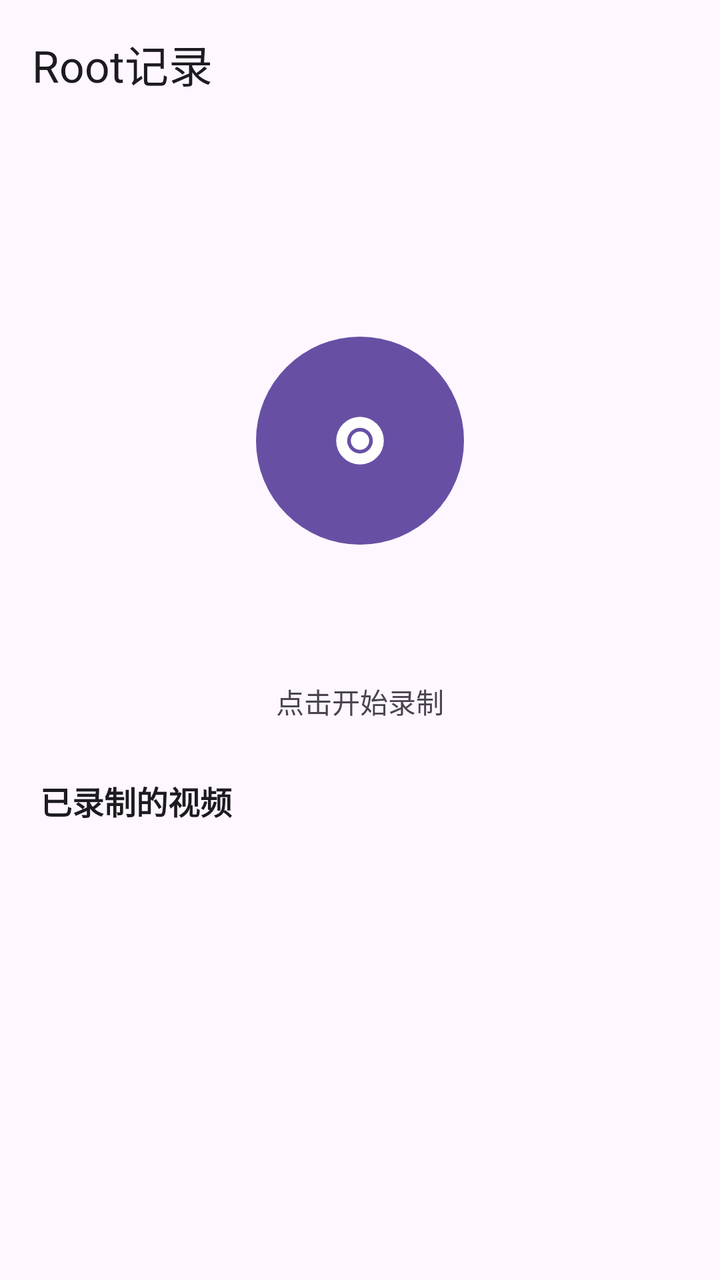
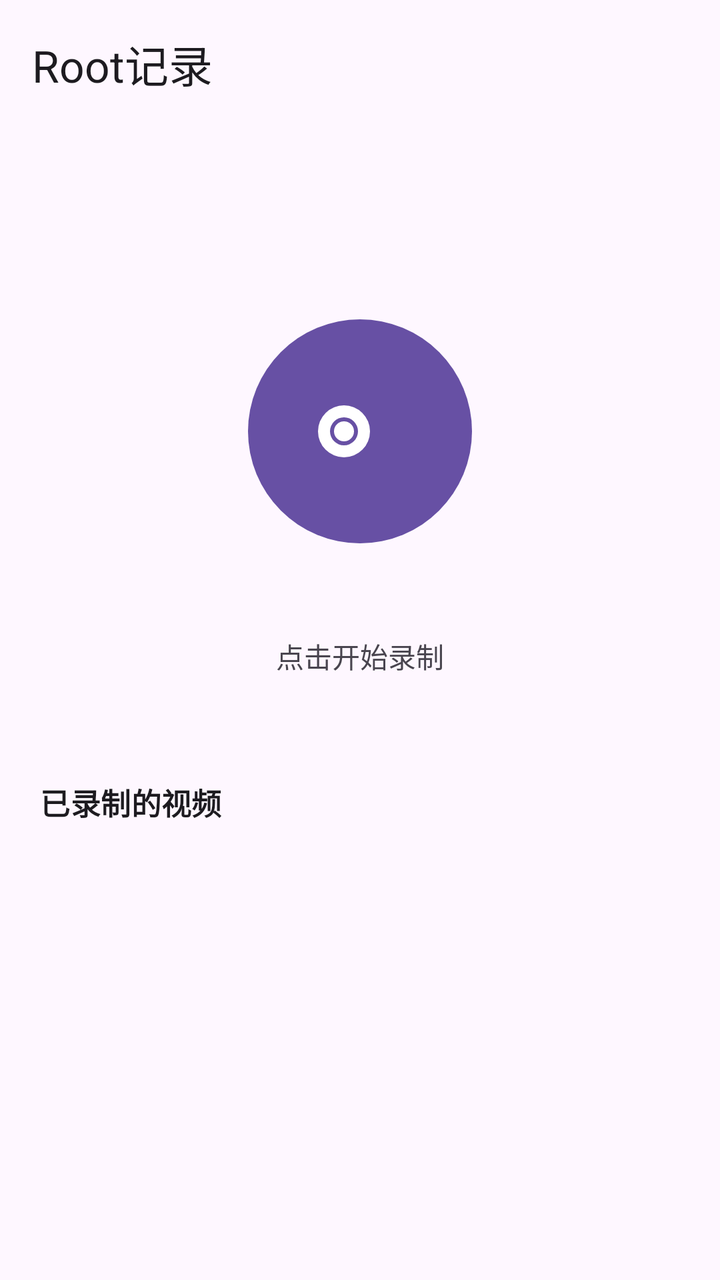

Screens rendered from an Android XML layout before and after an edit, with the pre-edit source and the edit as a unified diff.
<!-- AndroidManifest.xml: application theme Theme.ScreenRecord -->
<!-- res/layout/activity_main.xml -->
<?xml version="1.0" encoding="utf-8"?>
<androidx.constraintlayout.widget.ConstraintLayout
    xmlns:android="http://schemas.android.com/apk/res/android"
    xmlns:app="http://schemas.android.com/apk/res-auto"
    android:layout_width="match_parent"
    android:layout_height="match_parent"
    android:background="?attr/colorSurface">

    <com.google.android.material.appbar.MaterialToolbar
        android:id="@+id/toolbar"
        android:layout_width="match_parent"
        android:layout_height="?attr/actionBarSize"
        app:title="@string/app_name"
        app:titleTextColor="?attr/colorOnSurface"
        app:layout_constraintTop_toTopOf="parent" />

    
    <FrameLayout
        android:id="@+id/record_container"
        android:layout_width="wrap_content"
        android:layout_height="wrap_content"
        app:layout_constraintTop_toBottomOf="@id/toolbar"
        app:layout_constraintBottom_toTopOf="@id/tv_hint"
        app:layout_constraintStart_toStartOf="parent"
        app:layout_constraintEnd_toEndOf="parent"
        app:layout_constraintVertical_bias="0.5"
        android:padding="32dp">

        
        <com.google.android.material.progressindicator.CircularProgressIndicator
            android:id="@+id/progress"
            android:layout_width="168dp"
            android:layout_height="168dp"
            android:layout_gravity="center"
            android:indeterminate="true"
            android:visibility="invisible"
            app:indicatorColor="?attr/colorPrimary"
            app:trackColor="?attr/colorSurfaceVariant"
            app:trackThickness="6dp"
            app:indicatorSize="168dp" />

        
        <com.google.android.material.button.MaterialButton
            android:id="@+id/btn_record"
            android:layout_width="104dp"
            android:layout_height="104dp"
            android:layout_gravity="center"
            app:icon="@drawable/ic_record"
            app:iconSize="44dp"
            app:iconGravity="textStart"
            app:iconPadding="0dp"
            app:iconTint="#FFFFFF"
            app:cornerRadius="52dp"
            app:backgroundTint="?attr/colorPrimary"
            android:insetTop="0dp"
            android:insetBottom="0dp" />

    </FrameLayout>

    <TextView
        android:id="@+id/tv_status"
        android:layout_width="wrap_content"
        android:layout_height="wrap_content"
        android:text="点击开始录制"
        android:textSize="14sp"
        android:textColor="?attr/colorOnSurfaceVariant"
        app:layout_constraintTop_toBottomOf="@id/record_container"
        app:layout_constraintStart_toStartOf="parent"
        app:layout_constraintEnd_toEndOf="parent" />

    
    <TextView
        android:id="@+id/tv_hint"
        android:layout_width="match_parent"
        android:layout_height="wrap_content"
        android:paddingStart="20dp"
        android:paddingTop="12dp"
        android:paddingBottom="8dp"
        android:text="已录制的视频"
        android:textSize="16sp"
        android:textStyle="bold"
        android:textColor="?attr/colorOnSurface"
        app:layout_constraintBottom_toTopOf="@id/recycler" />

    <androidx.recyclerview.widget.RecyclerView
        android:id="@+id/recycler"
        android:layout_width="match_parent"
        android:layout_height="220dp"
        android:clipToPadding="false"
        android:paddingHorizontal="12dp"
        android:paddingBottom="16dp"
        app:layout_constraintBottom_toBottomOf="parent" />

</androidx.constraintlayout.widget.ConstraintLayout>
<!-- resources referenced by this layout -->
<resources>
  <!-- drawable ic_record (drawable) -->
  <?xml version="1.0" encoding="utf-8"?>
  <vector xmlns:android="http://schemas.android.com/apk/res/android"
      android:width="48dp"
      android:height="48dp"
      android:viewportWidth="24"
      android:viewportHeight="24">
      <path
          android:fillColor="#FFFFFF"
          android:pathData="M12,5.5a6.5,6.5 0,1 0,0 13a6.5,6.5 0,1 0,0 -13zM12,8.5a3.5,3.5 0,1 1,0 7a3.5,3.5 0,1 1,0 -7z" />
      <path
          android:fillColor="#FF3B30"
          android:pathData="M12,9.5a2.5,2.5 0,1 0,0 5a2.5,2.5 0,1 0,0 -5z" />
  </vector>
  <string name="app_name">Root记录</string>
  <style name="Theme.ScreenRecord" parent="Theme.Material3.DayNight.NoActionBar">
          <item name="android:statusBarColor">@android:color/transparent</item>
      </style>
</resources>

<!-- the commit's change to res/layout/activity_main.xml (unified diff, before → after) -->
@@ -17,43 +17,46 @@
     
     <FrameLayout
         android:id="@+id/record_container"
-        android:layout_width="wrap_content"
+        android:layout_width="0dp"
         android:layout_height="wrap_content"
         app:layout_constraintTop_toBottomOf="@id/toolbar"
         app:layout_constraintBottom_toTopOf="@id/tv_hint"
         app:layout_constraintStart_toStartOf="parent"
         app:layout_constraintEnd_toEndOf="parent"
-        app:layout_constraintVertical_bias="0.5"
-        android:padding="32dp">
+        app:layout_constraintVertical_bias="0.45"
+        android:padding="8dp">
 
         
         <com.google.android.material.progressindicator.CircularProgressIndicator
             android:id="@+id/progress"
-            android:layout_width="168dp"
-            android:layout_height="168dp"
+            android:layout_width="188dp"
+            android:layout_height="188dp"
             android:layout_gravity="center"
             android:indeterminate="true"
             android:visibility="invisible"
             app:indicatorColor="?attr/colorPrimary"
-            app:trackColor="?attr/colorSurfaceVariant"
-            app:trackThickness="6dp"
-            app:indicatorSize="168dp" />
+            app:trackColor="#00000000"
+            app:trackThickness="8dp"
+            app:trackCornerRadius="9dp"
+            app:indicatorSize="188dp"
+            app:indicatorInset="0dp" />
 
         
         <com.google.android.material.button.MaterialButton
             android:id="@+id/btn_record"
-            android:layout_width="104dp"
-            android:layout_height="104dp"
+            android:layout_width="112dp"
+            android:layout_height="112dp"
             android:layout_gravity="center"
             app:icon="@drawable/ic_record"
-            app:iconSize="44dp"
-            app:iconGravity="textStart"
+            app:iconSize="48dp"
             app:iconPadding="0dp"
             app:iconTint="#FFFFFF"
-            app:cornerRadius="52dp"
+            app:cornerRadius="56dp"
             app:backgroundTint="?attr/colorPrimary"
             android:insetTop="0dp"
-            android:insetBottom="0dp" />
+            android:insetBottom="0dp"
+            android:insetLeft="0dp"
+            android:insetRight="0dp" />
 
     </FrameLayout>
 
@@ -77,8 +80,9 @@
         android:paddingTop="12dp"
         android:paddingBottom="8dp"
         android:text="已录制的视频"
-        android:textSize="16sp"
+        android:textSize="15sp"
         android:textStyle="bold"
+        android:letterSpacing="0.01"
         android:textColor="?attr/colorOnSurface"
         app:layout_constraintBottom_toTopOf="@id/recycler" />
 
<!-- resource entries referenced after the edit -->
@@ -17,6 +17,23 @@
   <string name="app_name">Root记录</string>
   <style name="Theme.ScreenRecord" parent="Theme.Material3.DayNight.NoActionBar">
           <item name="android:statusBarColor">@android:color/transparent</item>
+          <item name="android:windowLightStatusBar">true</item>
+          
+          <item name="shapeAppearanceSmallComponent">@style/ShapeAppearance.App.SmallComponent</item>
+          <item name="shapeAppearanceMediumComponent">@style/ShapeAppearance.App.MediumComponent</item>
+          <item name="shapeAppearanceLargeComponent">@style/ShapeAppearance.App.LargeComponent</item>
+      </style>
+  <style name="ShapeAppearance.App.SmallComponent" parent="ShapeAppearance.Material3.Corner.Small">
+          <item name="cornerFamily">rounded</item>
+          <item name="cornerSize">12dp</item>
+      </style>
+  <style name="ShapeAppearance.App.MediumComponent" parent="ShapeAppearance.Material3.Corner.Medium">
+          <item name="cornerFamily">rounded</item>
+          <item name="cornerSize">18dp</item>
+      </style>
+  <style name="ShapeAppearance.App.LargeComponent" parent="ShapeAppearance.Material3.Corner.Large">
+          <item name="cornerFamily">rounded</item>
+          <item name="cornerSize">24dp</item>
       </style>
 </resources>
 
